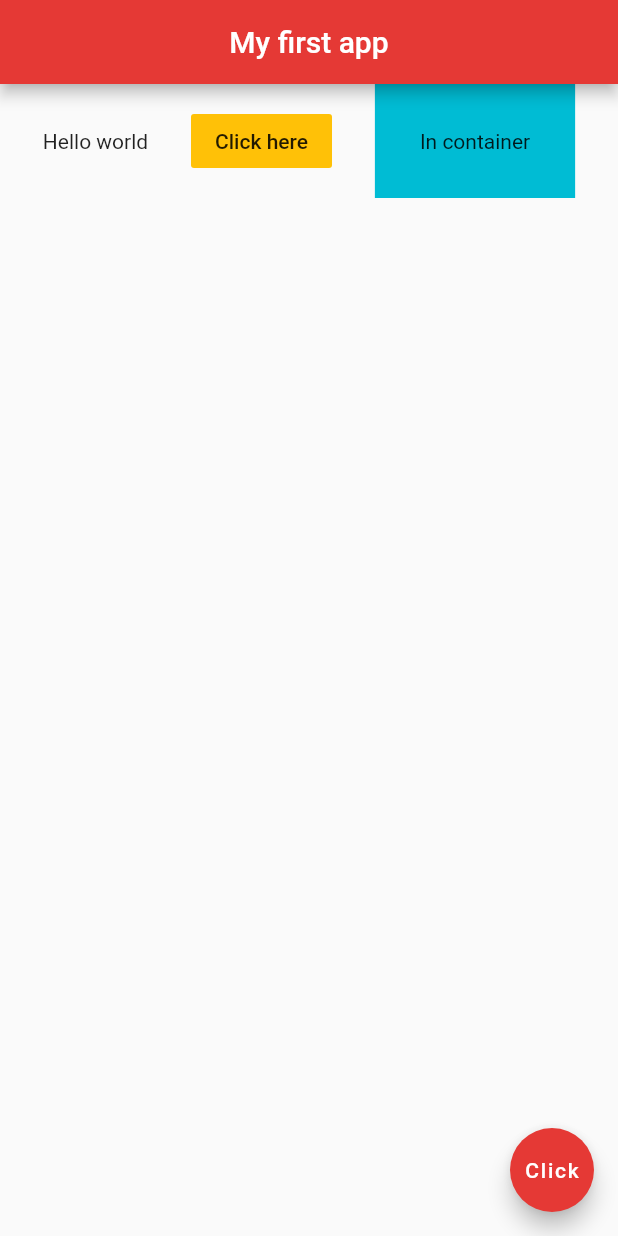
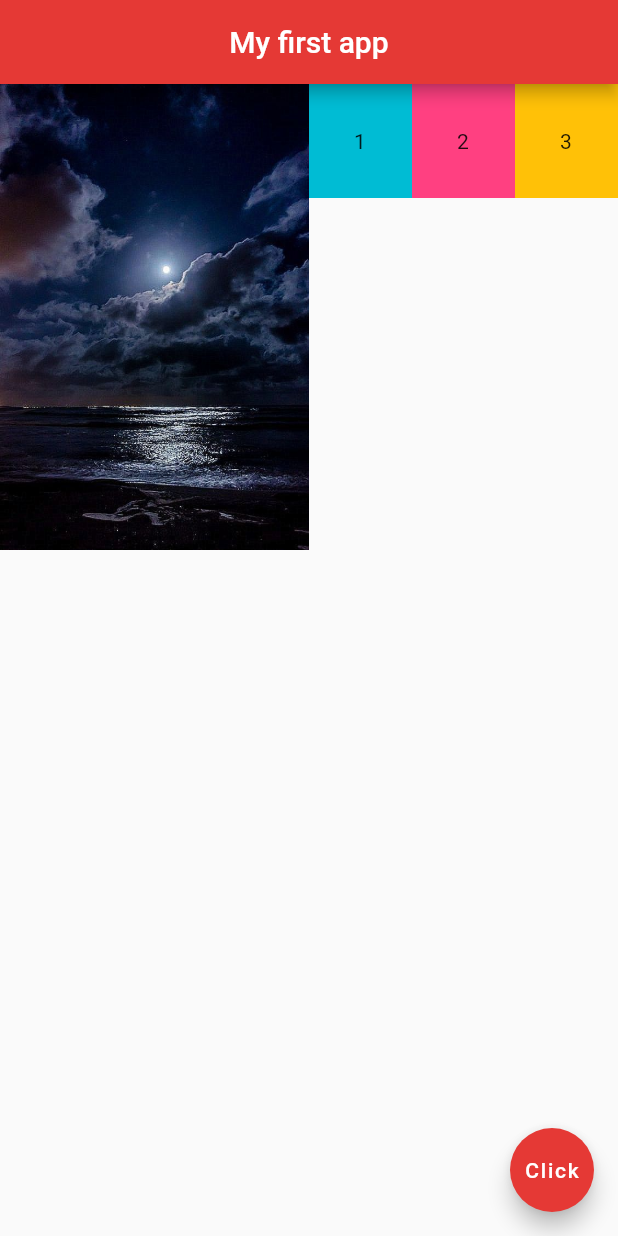
Before and after one commit to phyzikhs/flutter, a Flutter app: the screen it shows after launch, on a phone screen of 412 x 824 dp. Run offline on Flutter 3.47's test engine with Material 2 defaults, Android fonts, the phone set to English and light mode, and no system bars.

Commit message:
Widget shortcuts - Expanded + flex + AxisAlignment

```diff
--- a/lib/main.dart
+++ b/lib/main.dart
@@ -15,20 +15,37 @@ class Home extends StatelessWidget {
         backgroundColor: Colors.red[600],
       ),
       body: Row(
-        mainAxisAlignment: MainAxisAlignment.spaceEvenly,
-        crossAxisAlignment: CrossAxisAlignment.center,
+        mainAxisAlignment: MainAxisAlignment.center,
+        crossAxisAlignment: CrossAxisAlignment.start,
         children: [
-          Text('Hello world'),
-          FlatButton(
-            onPressed: (){},
-            color: Colors.amber,
-            child: Text('Click here'),
+          Expanded(
+            flex: 3,
+              child: Image.asset('assets/moon-1.jpg')
           ),
-          Container(
-            color: Colors.cyan,
-            padding: EdgeInsets.all(30.0),
-            child: Text('In container'),
-          )
+          Expanded(
+            flex: 1,
+            child: Container(
+              padding: EdgeInsets.all(30.0),
+              color: Colors.cyan,
+              child: Text('1'),
+            ),
+          ),
+          Expanded(
+            flex: 1,
+            child: Container(
+              padding: EdgeInsets.all(30.0),
+              color: Colors.pinkAccent,
+              child: Text('2'),
+            ),
+          ),
+          Expanded(
+            flex: 1,
+            child: Container(
+              padding: EdgeInsets.all(30.0),
+              color: Colors.amber,
+              child: Text('3'),
+            ),
+          ),
         ],
       ),
       floatingActionButton: FloatingActionButton(
```
